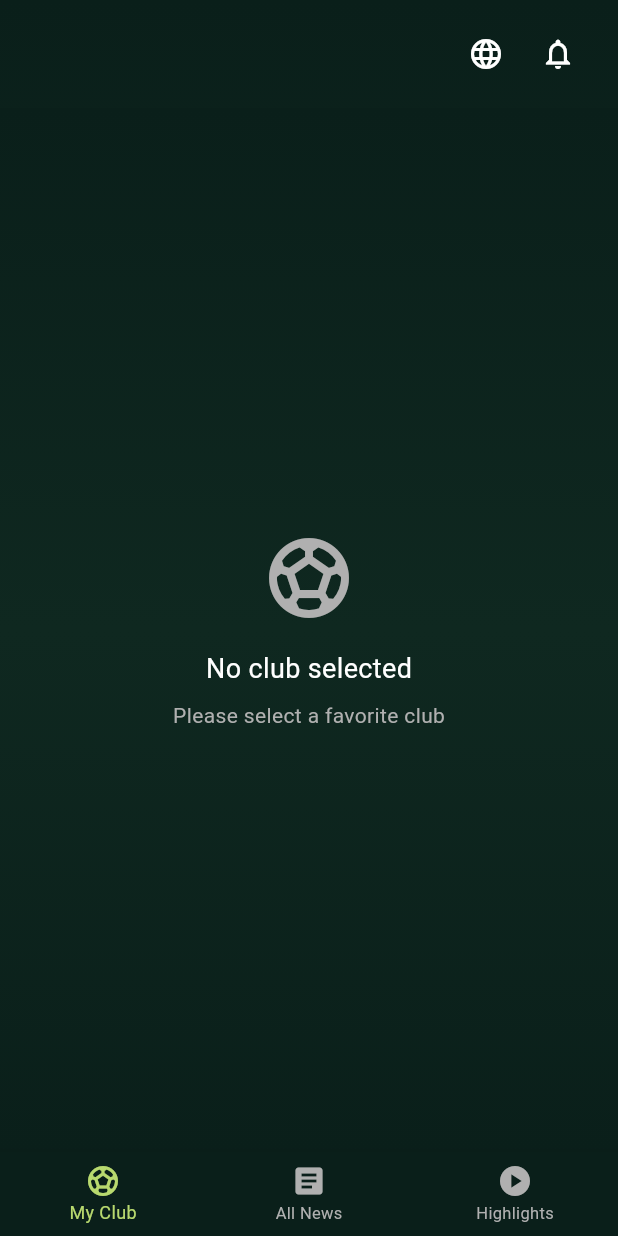
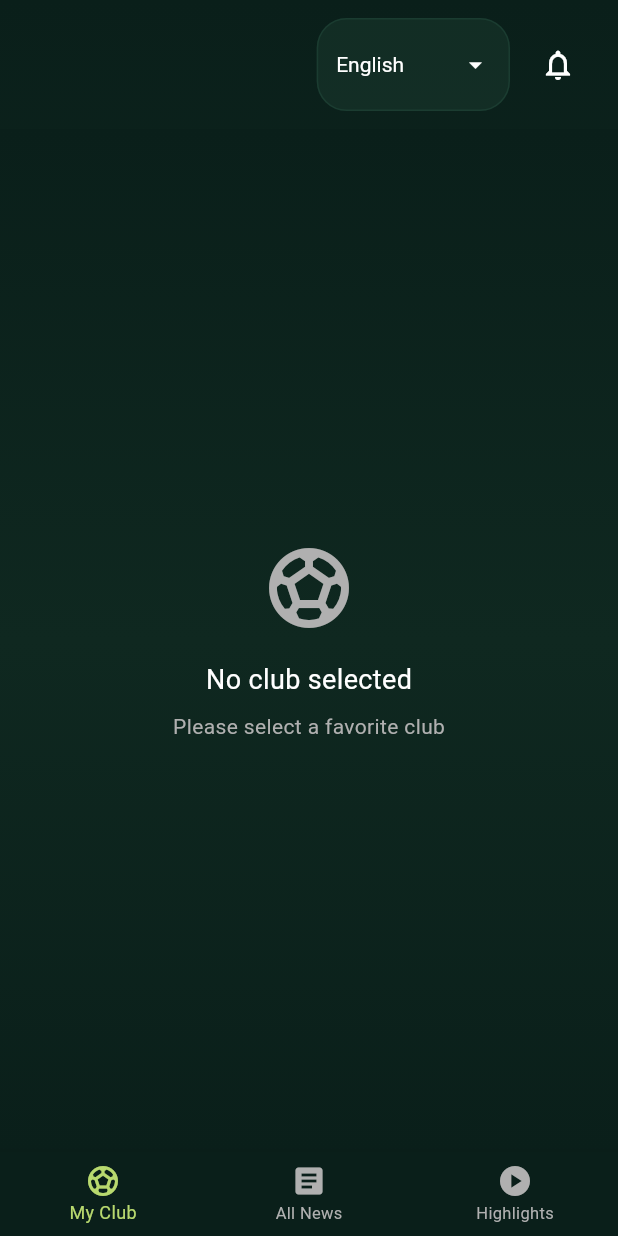
Before and after one commit to ayanafilee/fanzone, a Flutter app: the HomeScreen screen opened directly, on a phone screen of 412 x 824 dp. Run offline on Flutter 3.47's test engine with Material 3 defaults, Android fonts, the phone set to English and light mode, and no system bars; our stand-ins replace firebase_core, firebase_messaging, flutter_secure_storage, shared_preferences, youtube_player_flutter; accounts and stored records are empty.

Commit message:
remove globe icon for the language selection

```diff
--- a/mobile/lib/screens/home_screen.dart
+++ b/mobile/lib/screens/home_screen.dart
@@ -28,14 +28,10 @@ class _HomeScreenState extends State<HomeScreen> {
     super.initState();
     SystemChrome.setSystemUIOverlayStyle(
       const SystemUiOverlayStyle(
-        statusBarColor: Colors.transparent, // Transparent to overlay on app
+        statusBarColor: Colors.transparent,
         statusBarIconBrightness: Brightness.light, // White icons
         statusBarBrightness: Brightness.dark, // For iOS
       ),
-    );
-    // Make status bar overlay on app content
-    SystemChrome.setEnabledSystemUIMode(
-      SystemUiMode.edgeToEdge,
     );
     _loadUserPreferences();
   }
@@ -81,50 +77,6 @@ class _HomeScreenState extends State<HomeScreen> {
     );
   }
 
-  Future<void> _changeLanguage() async {
-    final languages = [
-      {'code': 'en', 'name': 'English', 'flag': '🇬🇧'},
-      {'code': 'am', 'name': 'አማርኛ', 'flag': '🇪🇹'},
-      {'code': 'om', 'name': 'Afaan Oromo', 'flag': '🇪🇹'},
-    ];
-
-    final selected = await showDialog<String>(
-      context: context,
-      builder: (context) => AlertDialog(
-        backgroundColor: AppColors.inputBackground,
-        title: const Text('Select Language', style: TextStyle(color: Colors.white)),
-        content: Column(
-          mainAxisSize: MainAxisSize.min,
-          children: languages.map((lang) {
-            final isSelected = _currentUser?.language == lang['code'];
-            return ListTile(
-              leading: Text(lang['flag']!, style: const TextStyle(fontSize: 24)),
-              title: Text(lang['name']!, style: const TextStyle(color: Colors.white)),
-              trailing: isSelected ? const Icon(Icons.check, color: AppColors.buttonGreenEnd) : null,
-              onTap: () => Navigator.pop(context, lang['code']),
-            );
-          }).toList(),
-        ),
-      ),
-    );
-
-    if (selected != null && selected != _currentUser?.language) {
-      final prefs = await SharedPreferences.getInstance();
-      await prefs.setString('language', selected);
-
-      setState(() {
-        _currentUser = User(
-          id: _currentUser!.id,
-          name: _currentUser!.name,
-          email: _currentUser!.email,
-          language: selected,
-          favClubId: _currentUser!.favClubId,
-          profileImageUrl: _currentUser!.profileImageUrl,
-        );
-      });
-    }
-  }
-
   void _showNotifications() {
     Navigator.push(
       context,
@@ -151,6 +103,69 @@ class _HomeScreenState extends State<HomeScreen> {
     }
   }
 
+  String _getCurrentLanguageName() {
+    if (_currentUser == null) return 'English';
+
+    switch (_currentUser!.language) {
+      case 'am':
+        return 'አማርኛ';
+      case 'om':
+        return 'Afaan Oromo';
+      default:
+        return 'English';
+    }
+  }
+
+  Widget _buildLanguageDropdown() {
+    return Container(
+      padding: const EdgeInsets.symmetric(horizontal: 12, vertical: 6),
+      decoration: BoxDecoration(
+        color: AppColors.inputBackground.withOpacity(0.5),
+        borderRadius: BorderRadius.circular(20),
+        border: Border.all(color: AppColors.inputBorder.withOpacity(0.3)),
+      ),
+      child: DropdownButtonHideUnderline(
+        child: DropdownButton<String>(
+          value: _currentUser?.language ?? 'en',
+          dropdownColor: AppColors.inputBackground,
+          icon: const Icon(Icons.arrow_drop_down, color: Colors.white, size: 20),
+          style: const TextStyle(color: Colors.white, fontSize: 14),
+          onChanged: (String? newValue) async {
+            if (newValue != null && newValue != _currentUser?.language) {
+              final prefs = await SharedPreferences.getInstance();
+              await prefs.setString('language', newValue);
+
+              setState(() {
+                _currentUser = User(
+                  id: _currentUser!.id,
+                  name: _currentUser!.name,
+                  email: _currentUser!.email,
+                  language: newValue,
+                  favClubId: _currentUser!.favClubId,
+                  profileImageUrl: _currentUser!.profileImageUrl,
+                );
+              });
+            }
+          },
+          items: const [
+            DropdownMenuItem(
+              value: 'en',
+              child: Text('English'),
+            ),
+            DropdownMenuItem(
+              value: 'am',
+              child: Text('አማርኛ'),
+            ),
+            DropdownMenuItem(
+              value: 'om',
+              child: Text('Afaan Oromo'),
+            ),
+          ],
+        ),
+      ),
+    );
+  }
+
   @override
   Widget build(BuildContext context) {
     if (_isLoading) {
@@ -170,27 +185,27 @@ class _HomeScreenState extends State<HomeScreen> {
       HighlightsTab(user: _currentUser!),
     ];
 
-    return Scaffold(
+    return AnnotatedRegion<SystemUiOverlayStyle>(
+      value: const SystemUiOverlayStyle(
+        statusBarColor: Colors.transparent,
+        statusBarIconBrightness: Brightness.light, // White icons for dark background
+        statusBarBrightness: Brightness.dark, // For iOS
+      ),
+      child: Scaffold(
         body: Container(
           decoration: BoxDecoration(gradient: AppColors.backgroundGradient),
           child: SafeArea(
-          top: false, // Don't add padding at top, let content go under status bar
             child: Column(
               children: [
-              // Add padding for status bar manually with gradient
-              SizedBox(height: MediaQuery.of(context).padding.top),
                 // Custom Header
                 Container(
                   padding: const EdgeInsets.symmetric(horizontal: 16, vertical: 12),
                   child: Row(
                     children: [
                       const Spacer(),
-                    // Language Selector
-                    IconButton(
-                      icon: const Icon(Icons.language, color: Colors.white),
-                      onPressed: _changeLanguage,
-                      tooltip: 'Change Language',
-                    ),
+                      // Language Dropdown
+                      _buildLanguageDropdown(),
+                      const SizedBox(width: 8),
                       // Notification Icon
                       IconButton(
                         icon: const Icon(Icons.notifications_outlined, color: Colors.white),
@@ -232,6 +247,7 @@ class _HomeScreenState extends State<HomeScreen> {
             ),
           ],
         ),
+      ),
     );
   }
 }
```
Also changed, not shown: 3 other files. Lines whose indentation alone changed are shown as unchanged.
